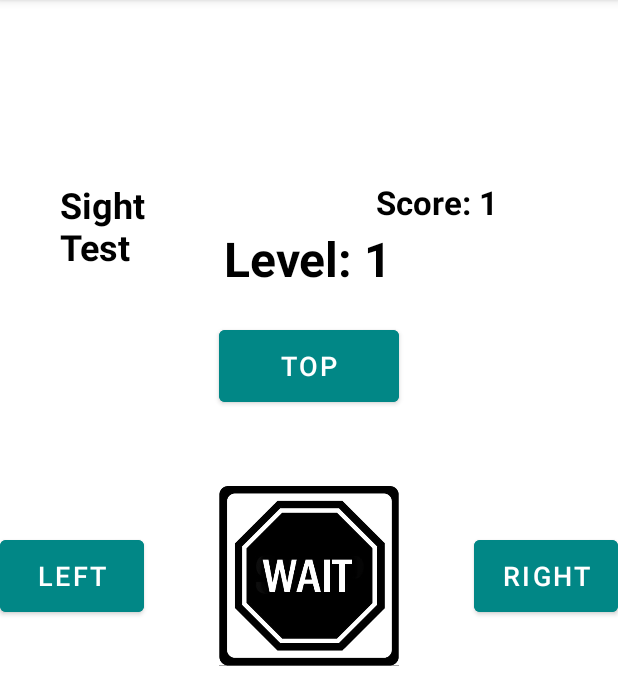
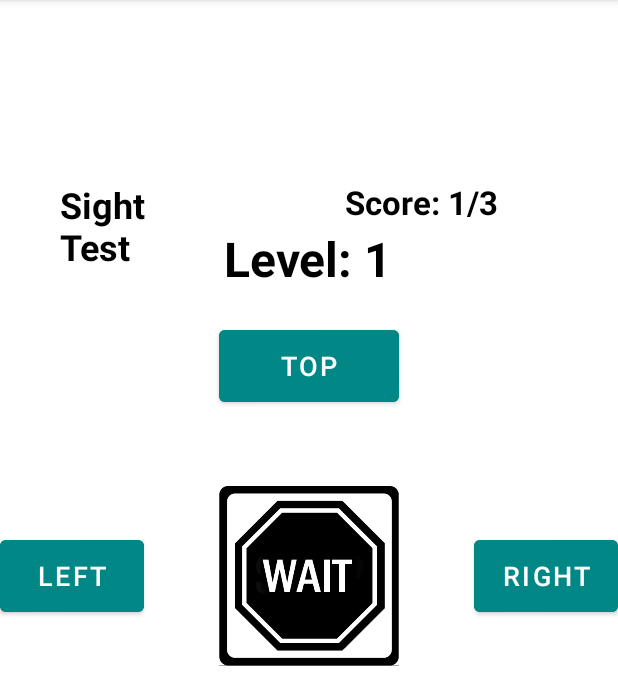
Before and after one commit to QudahM/ProjectApp, an Android app: the SightTestActivity screen opened directly, with no data from a screen before it, after a tap on "RIGHT", on a phone screen of 412 x 824 dp, the part 84-761 px from its top. Run offline under Robolectric (Android 15) with nearby library versions, the light colour scheme and no system bars; 2 other taps on this screen came first.

Commit message:
fixed score and dialogue

```diff
--- a/app/src/main/java/com/example/projectapp/SightTestActivity.java
+++ b/app/src/main/java/com/example/projectapp/SightTestActivity.java
@@ -18,9 +18,9 @@ public class SightTestActivity extends AppCompatActivity {
     private ImageView directionImage;
     private long startTime,endTime;
     private gamehelper helper;
-    private int correctAnswers,counter;
+    private int correctAnswers,counter,counterscore,missedDirections,level,questionsasnwered;;
     private long totalReactionTime,delay;
-    private int missedDirections,level;
+
     private final String[] directions = {"UP", "LEFT", "RIGHT", "DOWN"};
     private String currentDirection = "";
     private Random random = new Random();
@@ -42,7 +42,7 @@ public class SightTestActivity extends AppCompatActivity {
 
         leveltext.setText("Level: "+level);
         correctAnswers=0;
-        score.setText(""+correctAnswers);
+        score.setText("Score: "+correctAnswers+"/"+counterscore);
         int difficulty = getIntent().getIntExtra("difficulty", 1);
         setdiff(difficulty);
         directionImage.setImageResource(R.drawable.wait);
@@ -104,27 +104,29 @@ public class SightTestActivity extends AppCompatActivity {
 
     private void checkAnswer(String userAnswer){
 
-
+        questionsasnwered++;
         if (userAnswer.equals(currentDirection)) {
             directionImage.setImageResource(R.drawable.check);
             correctAnswers++;
-            counter++;
             long reactionTime = System.currentTimeMillis() - startTime;
             totalReactionTime += reactionTime;
+            counterscore++;
             missedDirections = 0;
-            score.setText("Score: "+correctAnswers);
+            score.setText("Score: "+correctAnswers+"/"+counterscore);
 
             double seconds = reactionTime / 1000.0;
             String formattedTime = String.format("%.3f", seconds);
-
+            counter++;
             resultText.setText("Reaction Time: " + formattedTime + " seconds");
-            if (correctAnswers >= 5) {
+            if (counterscore >= 5) {
                 level++;
+                counterscore=0;
                 correctAnswers = 0;
                 leveltext.setText("Level: "+level);
-                score.setText("Score: "+correctAnswers);
+                score.setText("Score: "+correctAnswers+"/"+counterscore);
                 if (level>3){
-                    helper.showGameResults(true,counter,totalReactionTime,this::startGame);
+
+                    helper.showGameResults(true,counter,questionsasnwered,totalReactionTime,this::startGame);
                     level =3;
                     correctAnswers = 0;
                     leveltext.setText("Level: "+level);
@@ -136,8 +138,7 @@ public class SightTestActivity extends AppCompatActivity {
 
             }
             if (level>3){
-                helper.showGameResults(true,counter,totalReactionTime,this::startGame);
-
+                helper.showGameResults(true,counter,questionsasnwered,totalReactionTime,this::startGame);
                 correctAnswers = 0;
                 leveltext.setText("Level: "+level);
                 score.setText("Score: "+correctAnswers);
@@ -150,7 +151,10 @@ public class SightTestActivity extends AppCompatActivity {
         } else {
             directionImage.setImageResource(R.drawable.cross);
             missedDirections++;
+            counterscore++;
+            score.setText("Score: "+correctAnswers+"/"+counterscore);
             handler.postDelayed(() -> startGame(), 1000);
+
         }
     }
 
--- a/app/src/main/java/com/example/projectapp/gamehelper.java
+++ b/app/src/main/java/com/example/projectapp/gamehelper.java
@@ -10,10 +10,10 @@ public class gamehelper {
         this.activity = activity;
     }
 
-    public void showGameResults(boolean isSuccess, int correctAnswers, long totalReactionTime, Runnable restartCallback) {
+    public void showGameResults(boolean isSuccess, int correctAnswers,int answered, long totalReactionTime, Runnable restartCallback) {
         long averageReactionTime = (correctAnswers > 0) ? totalReactionTime / correctAnswers : 0;
         String resultMessage = isSuccess
-                ? "You finished the game with " + correctAnswers + "/15 correct answers!\nAverage Reaction Time: " + averageReactionTime + " ms"
+                ? "You finished the game with " + correctAnswers + "/"+ answered+" correct answers!\nAverage Reaction Time: " + averageReactionTime + " ms"
                 : "Game Over due to too many mistakes!";
 
         new AlertDialog.Builder(activity)
```
